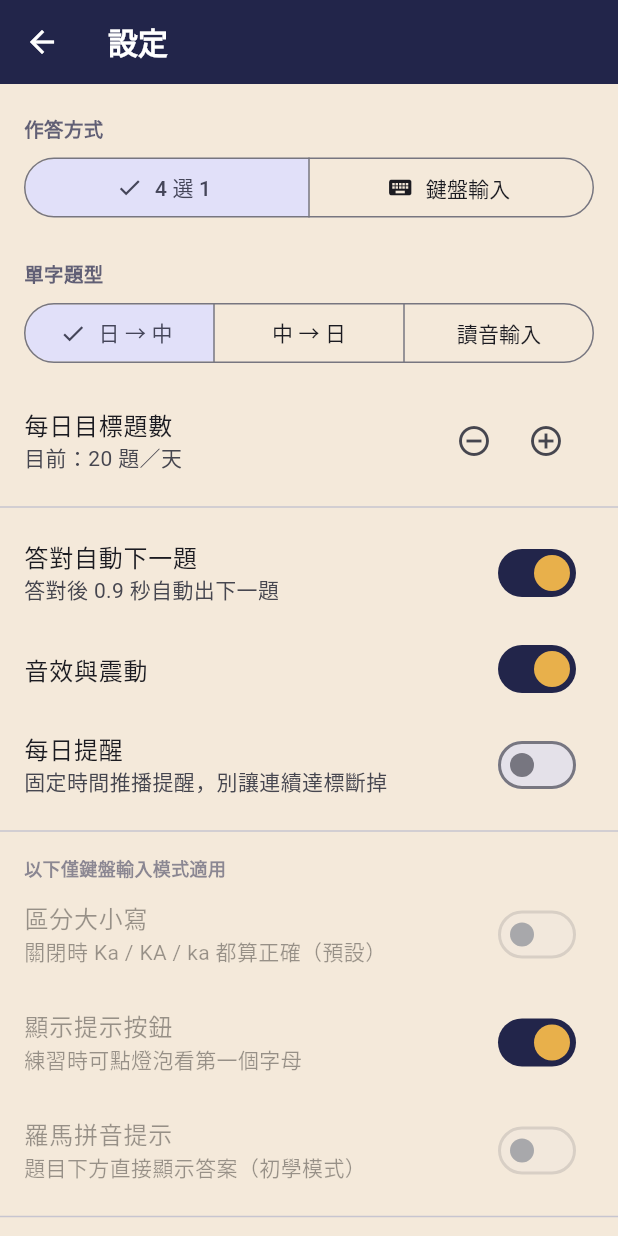
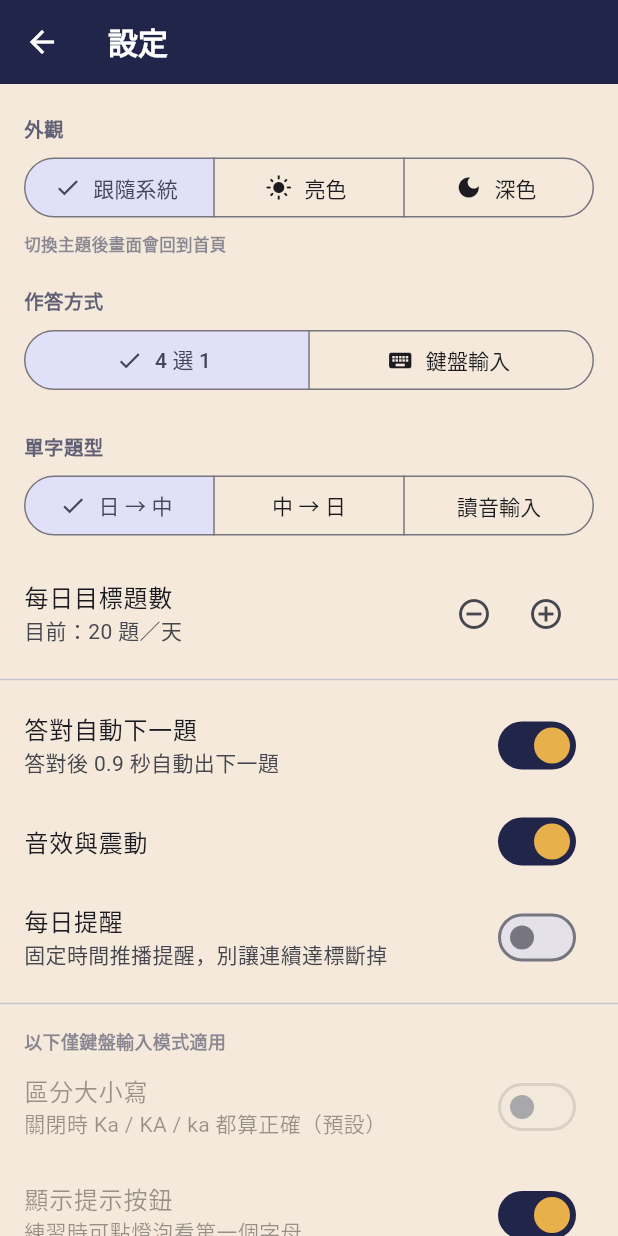
Before and after one commit to yacheng0323/kana_trainer, a Flutter app: the screen it shows after launch, item 5 of the bottom bar chosen, after a tap on "設定與備份", on a phone screen of 412 x 824 dp. Run offline on Flutter 3.47's test engine with Material 3 defaults, Android fonts, the phone set to English and light mode, and no system bars; our stand-ins replace flutter_local_notifications, flutter_riverpod, flutter_secure_storage, flutter_timezone, flutter_tts, shared_preferences and 1 more; Roboto replaces fonts that are missing (ZenKakuGothicNew).

Commit message:
feat: dark mode - three-way theme setting, root remount wiring, tests
- Settings.themeMode (system/light/dark, default system) + appearance
  section at top of settings page (note: switching returns to home)
- KanaTrainerApp resolves dark from setting + platform brightness
  (WidgetsBindingObserver follows system changes) and remounts the tree
  via ValueKey so the static palette applies everywhere
- resolveDark exposed as a top-level function and unit tested; palette
  flip, indigoSurface stays-dark invariant, settings round-trip and
  persistence covered. Version 2.11.0.

Co-Authored-By: Claude Fable 5 <noreply@anthropic.com>

```diff
--- a/lib/app/app.dart
+++ b/lib/app/app.dart
@@ -1,18 +1,61 @@
 import 'package:flutter/material.dart';
+import 'package:flutter_riverpod/flutter_riverpod.dart';
 
 import 'package:kana_trainer/core/theme/app_theme.dart';
+import 'package:kana_trainer/features/settings/settings_notifier.dart';
 import 'main_shell.dart';
 
-class KanaTrainerApp extends StatelessWidget {
+/// 主題三態解析：'dark'/'light' 強制，其餘（'system'）跟系統亮度。
+bool resolveDark(String themeMode, Brightness platform) =>
+    switch (themeMode) {
+      'dark' => true,
+      'light' => false,
+      _ => platform == Brightness.dark,
+    };
+
+/// App root：解析主題（settings.themeMode + 系統亮度）→ 設定 AppColors.dark
+/// → 以 ValueKey 重掛整棵樹（色票是靜態 getter，重掛才能全面換色；
+/// 行為等同 Android 系統切深色時重建 activity）。
+class KanaTrainerApp extends ConsumerStatefulWidget {
   const KanaTrainerApp({super.key});
 
   @override
+  ConsumerState<KanaTrainerApp> createState() => _KanaTrainerAppState();
+}
+
+class _KanaTrainerAppState extends ConsumerState<KanaTrainerApp>
+    with WidgetsBindingObserver {
+  @override
+  void initState() {
+    super.initState();
+    WidgetsBinding.instance.addObserver(this);
+  }
+
+  @override
+  void dispose() {
+    WidgetsBinding.instance.removeObserver(this);
+    super.dispose();
+  }
+
+  @override
+  void didChangePlatformBrightness() {
+    setState(() {}); // 跟隨系統時，系統切換亮暗要重解析
+  }
+
+  @override
   Widget build(BuildContext context) {
+    final mode = ref.watch(settingsProvider.select((s) => s.themeMode));
+    final dark = resolveDark(
+      mode,
+      WidgetsBinding.instance.platformDispatcher.platformBrightness,
+    );
+    AppColors.dark = dark;
+
     return MaterialApp(
+      key: ValueKey(dark), // 切換時整棵重掛（回到首頁），色票全面生效
       title: '50音練習',
       debugShowCheckedModeBanner: false,
-      // 2c「深藍夜 x 金黃」為單一亮色設計，不做深色變體
-      theme: AppTheme.light,
+      theme: AppTheme.current,
       home: const MainShell(),
     );
   }
--- a/lib/features/settings/settings_page.dart
+++ b/lib/features/settings/settings_page.dart
@@ -32,6 +32,51 @@ class SettingsPage extends ConsumerWidget {
       body: ListView(
         padding: EdgeInsets.symmetric(vertical: 8),
         children: [
+          Padding(
+            padding: EdgeInsets.fromLTRB(16, 12, 16, 6),
+            child: Text(
+              '外觀',
+              style: TextStyle(
+                fontSize: 13,
+                fontWeight: FontWeight.w900,
+                color: AppColors.indigo.withValues(alpha: 0.7),
+              ),
+            ),
+          ),
+          Padding(
+            padding: EdgeInsets.symmetric(horizontal: 16),
+            child: SegmentedButton<String>(
+              segments: const [
+                ButtonSegment(
+                    value: 'system',
+                    label: Text('跟隨系統'),
+                    icon: Icon(Icons.brightness_auto)),
+                ButtonSegment(
+                    value: 'light',
+                    label: Text('亮色'),
+                    icon: Icon(Icons.light_mode)),
+                ButtonSegment(
+                    value: 'dark',
+                    label: Text('深色'),
+                    icon: Icon(Icons.dark_mode)),
+              ],
+              selected: {settings.themeMode},
+              onSelectionChanged: (sel) =>
+                  notifier.update((s) => s.copyWith(themeMode: sel.first)),
+            ),
+          ),
+          Padding(
+            padding: EdgeInsets.fromLTRB(16, 6, 16, 0),
+            child: Text(
+              '切換主題後畫面會回到首頁',
+              style: TextStyle(
+                fontSize: 11,
+                fontWeight: FontWeight.w700,
+                color: AppColors.indigoFaded,
+              ),
+            ),
+          ),
+          SizedBox(height: 8),
           Padding(
             padding: EdgeInsets.fromLTRB(16, 12, 16, 6),
             child: Text(
```
Also changed, not shown: lib/domain/models/app_settings.dart (+9 -0 lines), 2 other files.
